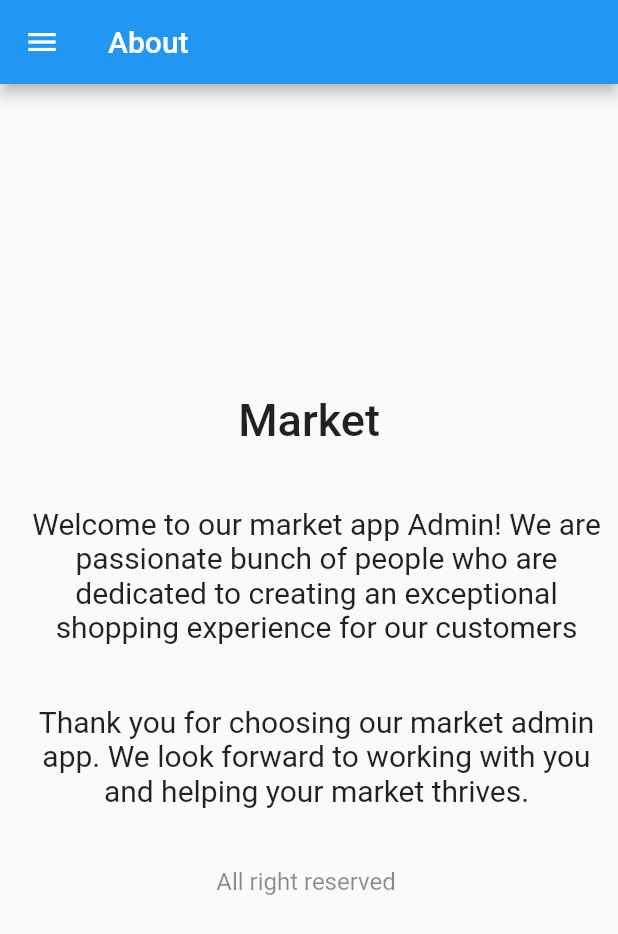
After one commit to DayanMarasinghe/CTSE_MobileApp, a Flutter app: the AdminScreen screen opened by its route, in the side drawer, after a tap on "About", on a phone screen of 412 x 824 dp. The commit adds this screen. Shown: the top 934 px of the screen. Run offline on Flutter 3.47's test engine with Material 2 defaults, Android fonts, the phone set to English and light mode, and no system bars; our stand-ins replace cloud_firestore, firebase_core, firebase_storage, get, image_picker; missing offline and left inert: dart:ffi; accounts and stored records are empty.

Commit message:
about us screen and navigation added

```diff
--- a/lib/core/widgets/NavDrawer.dart
+++ b/lib/core/widgets/NavDrawer.dart
@@ -13,7 +13,7 @@ class NavDrawer extends StatelessWidget {
         children: <Widget>[
           DrawerHeader(
             child: Text(
-              'Side menu',
+              'Market',
               style: TextStyle(color: Colors.white, fontSize: 25),
             ),
             decoration: BoxDecoration(
@@ -38,6 +38,11 @@ class NavDrawer extends StatelessWidget {
             onTap: () => {Get.toNamed("/stocks")},
           ),
           ListTile(
+            leading: Icon(Icons.info),
+            title: Text('About'),
+            onTap: () => {Get.toNamed("/about")},
+          ),
+          ListTile(
             leading: Icon(Icons.exit_to_app),
             title: Text('Logout'),
             onTap: () => {Navigator.of(context).pop()},
--- a/lib/main.dart
+++ b/lib/main.dart
@@ -1,5 +1,6 @@
 import 'package:flutter/material.dart';
 import 'package:get/get.dart';
+import 'package:market/screens/about_screen.dart';
 import 'package:market/screens/admin_screen.dart';
 import 'package:market/screens/home_screen.dart';
 import 'package:market/screens/products_screen.dart';
@@ -31,6 +32,7 @@ class MyApp extends StatelessWidget {
         GetPage(name: '/products', page: () => ProductsScreen()),
         GetPage(name: '/admin', page: () => AdminScreen()),
         GetPage(name: '/stocks', page: () => StocksScreen()),
+        GetPage(name: '/about', page: () => AboutScreen()),
       ],
     );
   }
--- /dev/null
+++ b/lib/screens/about_screen.dart
@@ -0,0 +1,60 @@
+import 'package:flutter/cupertino.dart';
+import 'package:flutter/material.dart';
+
+import '../core/widgets/NavDrawer.dart';
+
+class AboutScreen extends StatefulWidget {
+  const AboutScreen({Key? key}) : super(key: key);
+
+  @override
+  State<AboutScreen> createState() => _AboutScreenState();
+}
+
+class _AboutScreenState extends State<AboutScreen> {
+  @override
+  Widget build(BuildContext context) {
+    return Scaffold(
+        appBar: AppBar(
+          title: const Text('About'),
+        ),
+        drawer: const NavDrawer(),
+        // Using StreamBuilder to display all products from Firestore in real-time
+        body: Center(
+          child: Column(
+            mainAxisAlignment: MainAxisAlignment.center,
+            children: const [
+              Padding(
+                padding: EdgeInsets.only(bottom: 20),
+                child: Text(
+                  "Market",
+                  style: TextStyle(fontWeight: FontWeight.w500, fontSize: 30),
+                ),
+              ),
+              Padding(
+                padding: EdgeInsets.fromLTRB(20,20,10,20),
+                child: Text(
+                  "Welcome to our market app Admin! We are passionate bunch of people who are dedicated to creating an exceptional shopping experience for our customers",
+                  style: TextStyle(fontSize: 20, color: Colors.black87,),
+                  textAlign: TextAlign.center,
+                ),
+              ),
+              Padding(
+                padding: EdgeInsets.fromLTRB(20,20,10,20),
+                child: Text(
+                  "Thank you for choosing our market admin app. We look forward to working with you and helping your market thrives.   ",
+                  style: TextStyle(fontSize: 20, color: Colors.black87,),
+                  textAlign: TextAlign.center,
+                ),
+              ),
+              Padding(
+                padding: EdgeInsets.only(top: 20.0, bottom: 20),
+                child: Text(
+                  "All right reserved ",
+                  style: TextStyle(fontSize: 16, color: Colors.black45),
+                ),
+              ),
+            ],
+          ),
+        ));
+  }
+}
--- a/lib/screens/home_screen.dart
+++ b/lib/screens/home_screen.dart
@@ -19,7 +19,7 @@ class HomeScreen extends StatelessWidget {
         // Replace the 8 lines Navigator.push by a simple Get.to(). You don't need context
         body: Center(
             child: ElevatedButton(
-                child: const Text("Go to Products"),
+                child: const Text("Go to Admin"),
                 onPressed: () => Get.toNamed("/admin"))),
         floatingActionButton: FloatingActionButton(
             child: Icon(Icons.add), onPressed: c.increment));
```
